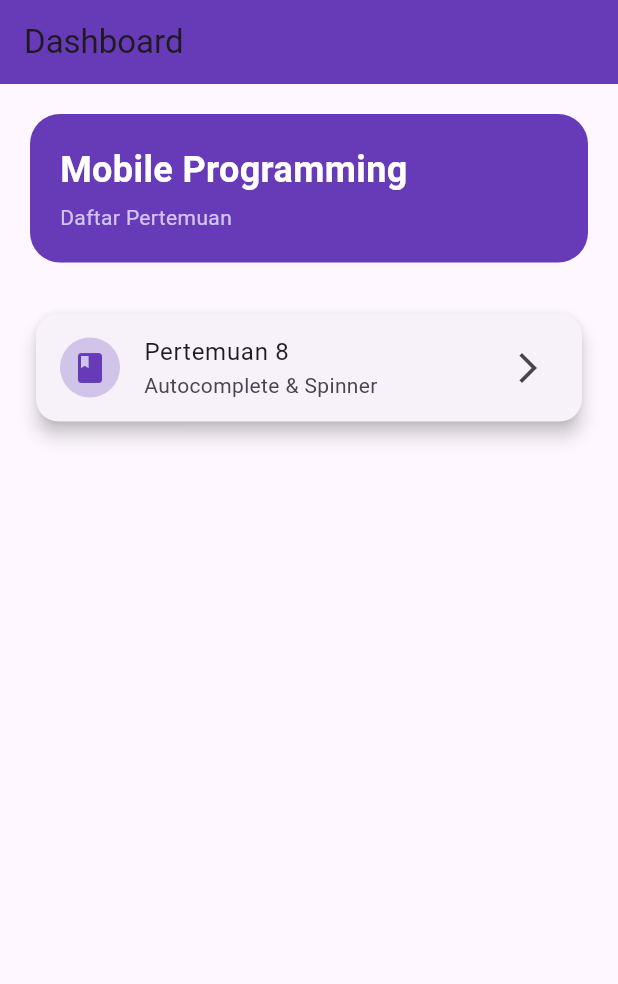
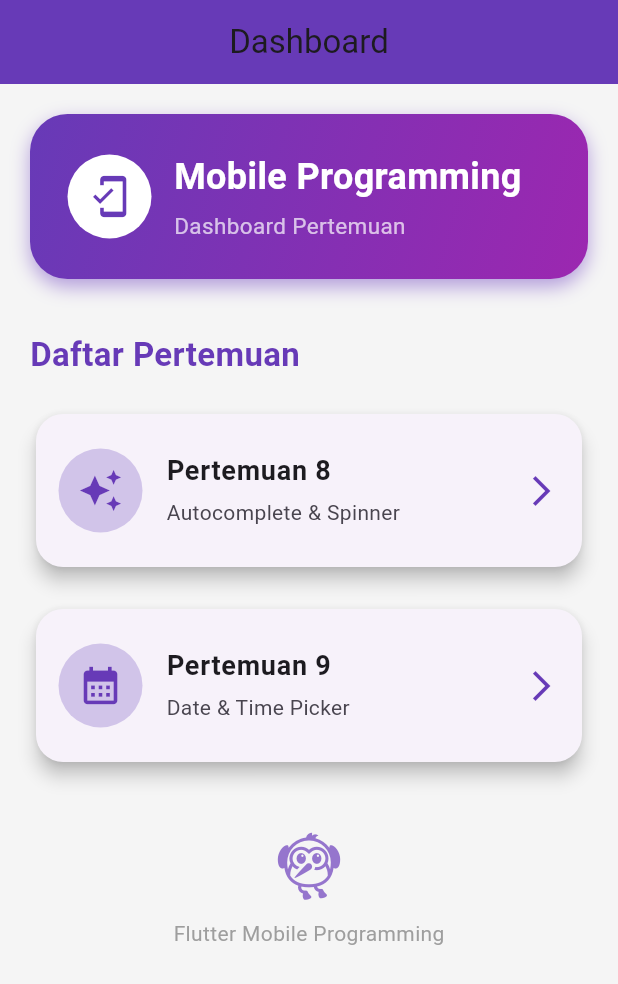
Before and after one commit to belajar02/pertemuan8, a Flutter app: the screen it shows after launch, on a phone screen of 412 x 824 dp. Shown: the top 984 px of the screen. Run offline on Flutter 3.47's test engine with Material 3 defaults, Android fonts, the phone set to English and light mode, and no system bars.

Commit message:
Tambah pertemuan 9 date and time picker

```diff
--- a/lib/page/dashboard.dart
+++ b/lib/page/dashboard.dart
@@ -1,34 +1,107 @@
 import 'package:flutter/material.dart';
+
 import '../pertemuan/pertemuan8.dart';
+import '../pertemuan/pertemuan9.dart';
 
 class DashboardPage extends StatelessWidget {
   const DashboardPage({super.key});
 
   @override
   Widget build(BuildContext context) {
+
     return Scaffold(
 
+      backgroundColor: Colors.grey.shade100,
+
       appBar: AppBar(
-        title: const Text("Dashboard"),
+
+        title: const Text(
+          "Dashboard",
+        ),
+
+        centerTitle: true,
+
         backgroundColor: Colors.deepPurple,
       ),
 
-      body: Padding(
+      body: SingleChildScrollView(
+
+        child: Padding(
           padding: const EdgeInsets.all(20),
 
           child: Column(
+
+            crossAxisAlignment:
+            CrossAxisAlignment.start,
+
             children: [
 
+              // HEADER DASHBOARD
+
               Container(
+
                 width: double.infinity,
-              padding: const EdgeInsets.all(20),
+
+                padding: const EdgeInsets.all(25),
 
                 decoration: BoxDecoration(
-                color: Colors.deepPurple,
-                borderRadius: BorderRadius.circular(20),
+
+                  gradient: const LinearGradient(
+
+                    colors: [
+                      Colors.deepPurple,
+                      Colors.purple,
+                    ],
+
+                    begin: Alignment.topLeft,
+                    end: Alignment.bottomRight,
+                  ),
+
+                  borderRadius:
+                  BorderRadius.circular(25),
+
+                  boxShadow: [
+
+                    BoxShadow(
+                      color: Colors.deepPurple.shade200,
+                      blurRadius: 10,
+                      offset: const Offset(0, 5),
+                    ),
+
+                  ],
                 ),
 
                 child: const Column(
+
+                  crossAxisAlignment:
+                  CrossAxisAlignment.start,
+
+                  children: [
+
+                    Row(
+
+                      children: [
+
+                        CircleAvatar(
+
+                          radius: 28,
+
+                          backgroundColor:
+                          Colors.white,
+
+                          child: Icon(
+                            Icons.mobile_friendly,
+                            size: 30,
+                            color: Colors.deepPurple,
+                          ),
+                        ),
+
+                        SizedBox(width: 15),
+
+                        Expanded(
+
+                          child: Column(
+
                             crossAxisAlignment:
                             CrossAxisAlignment.start,
 
@@ -39,16 +112,18 @@ class DashboardPage extends StatelessWidget {
                                 style: TextStyle(
                                   color: Colors.white,
                                   fontSize: 24,
-                      fontWeight: FontWeight.bold,
+                                  fontWeight:
+                                  FontWeight.bold,
                                 ),
                               ),
 
                               SizedBox(height: 5),
 
                               Text(
-                    "Daftar Pertemuan",
+                                "Dashboard Pertemuan",
                                 style: TextStyle(
                                   color: Colors.white70,
+                                  fontSize: 15,
                                 ),
                               ),
 
@@ -56,55 +131,195 @@ class DashboardPage extends StatelessWidget {
                           ),
                         ),
 
-            const SizedBox(height: 30),
+                      ],
+                    ),
+
+                  ],
+                ),
+              ),
+
+              const SizedBox(height: 35),
+
+              const Text(
+                "Daftar Pertemuan",
+                style: TextStyle(
+                  fontSize: 22,
+                  fontWeight: FontWeight.bold,
+                  color: Colors.deepPurple,
+                ),
+              ),
+
+              const SizedBox(height: 20),
+
+              // PERTEMUAN 8
 
               Card(
+
                 elevation: 5,
 
                 shape: RoundedRectangleBorder(
-                borderRadius: BorderRadius.circular(15),
+                  borderRadius:
+                  BorderRadius.circular(18),
                 ),
 
                 child: ListTile(
 
+                  contentPadding:
+                  const EdgeInsets.all(15),
+
                   leading: CircleAvatar(
+
+                    radius: 28,
+
                     backgroundColor:
                     Colors.deepPurple.shade100,
 
                     child: const Icon(
-                    Icons.book,
+                      Icons.auto_awesome,
                       color: Colors.deepPurple,
+                      size: 30,
                     ),
                   ),
 
                   title: const Text(
                     "Pertemuan 8",
+                    style: TextStyle(
+                      fontWeight: FontWeight.bold,
+                      fontSize: 18,
+                    ),
                   ),
 
-                subtitle: const Text(
+                  subtitle: const Padding(
+                    padding: EdgeInsets.only(top: 5),
+
+                    child: Text(
                       "Autocomplete & Spinner",
                     ),
+                  ),
 
-                trailing:
-                const Icon(Icons.arrow_forward_ios),
+                  trailing: const Icon(
+                    Icons.arrow_forward_ios,
+                    color: Colors.deepPurple,
+                  ),
 
                   onTap: () {
 
                     Navigator.push(
+
                       context,
+
                       MaterialPageRoute(
+
                         builder: (context) =>
                         const Pertemuan8Page(),
                       ),
                     );
+                  },
+                ),
+              ),
 
+              const SizedBox(height: 20),
+
+              // PERTEMUAN 9
+
+              Card(
+
+                elevation: 5,
+
+                shape: RoundedRectangleBorder(
+                  borderRadius:
+                  BorderRadius.circular(18),
+                ),
+
+                child: ListTile(
+
+                  contentPadding:
+                  const EdgeInsets.all(15),
+
+                  leading: CircleAvatar(
+
+                    radius: 28,
+
+                    backgroundColor:
+                    Colors.deepPurple.shade100,
+
+                    child: const Icon(
+                      Icons.calendar_month,
+                      color: Colors.deepPurple,
+                      size: 30,
+                    ),
+                  ),
+
+                  title: const Text(
+                    "Pertemuan 9",
+                    style: TextStyle(
+                      fontWeight: FontWeight.bold,
+                      fontSize: 18,
+                    ),
+                  ),
+
+                  subtitle: const Padding(
+                    padding: EdgeInsets.only(top: 5),
+
+                    child: Text(
+                      "Date & Time Picker",
+                    ),
+                  ),
+
+                  trailing: const Icon(
+                    Icons.arrow_forward_ios,
+                    color: Colors.deepPurple,
+                  ),
+
+                  onTap: () {
+
+                    Navigator.push(
+
+                      context,
+
+                      MaterialPageRoute(
+
+                        builder: (context) =>
+                        const Pertemuan9Page(),
+                      ),
+                    );
                   },
+                ),
+              ),
+
+              const SizedBox(height: 40),
+
+              // FOOTER
+
+              Center(
+
+                child: Column(
+
+                  children: [
+
+                    Icon(
+                      Icons.flutter_dash,
+                      size: 50,
+                      color: Colors.deepPurple.shade300,
+                    ),
+
+                    const SizedBox(height: 10),
+
+                    const Text(
+                      "Flutter Mobile Programming",
+                      style: TextStyle(
+                        color: Colors.grey,
                       ),
                     ),
 
                   ],
                 ),
               ),
+
+            ],
+          ),
+        ),
+      ),
     );
   }
 }
--- a/pubspec.yaml
+++ b/pubspec.yaml
@@ -34,6 +34,7 @@ dependencies:
   # The following adds the Cupertino Icons font to your application.
   # Use with the CupertinoIcons class for iOS style icons.
   cupertino_icons: ^1.0.8
+  intl: ^0.20.2
 
 dev_dependencies:
   flutter_test:
```
Also changed, not shown: lib/pertemuan/pertemuan9.dart (added, +418 -0 lines), pubspec.lock. Lines whose indentation alone changed are shown as unchanged.
